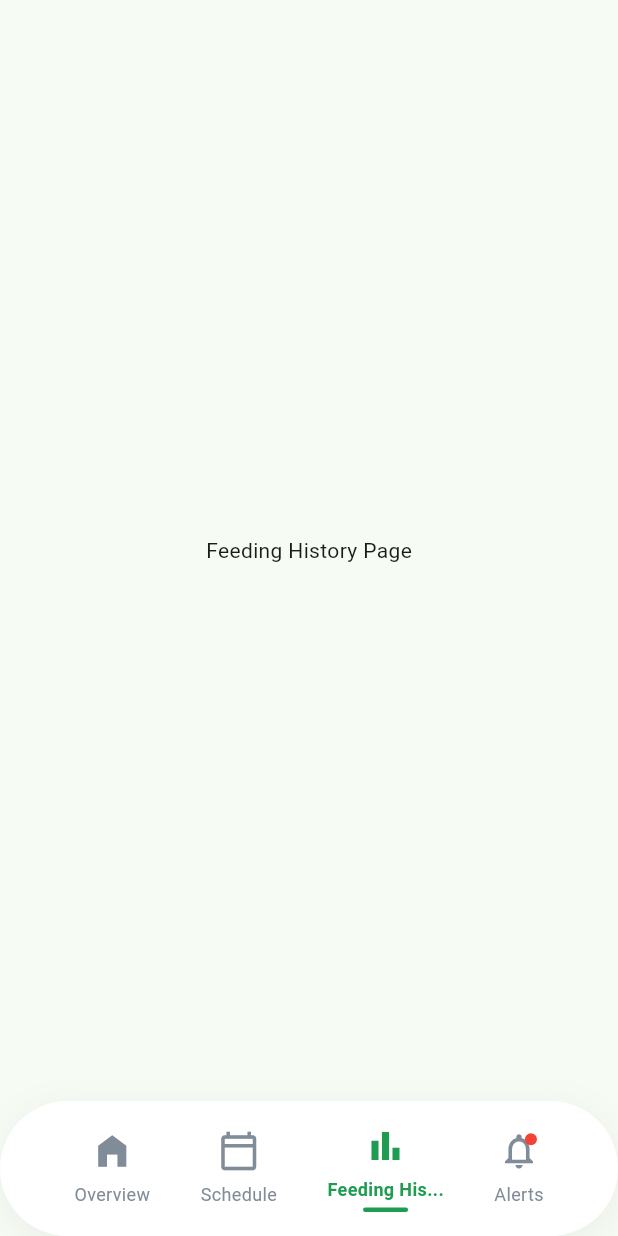
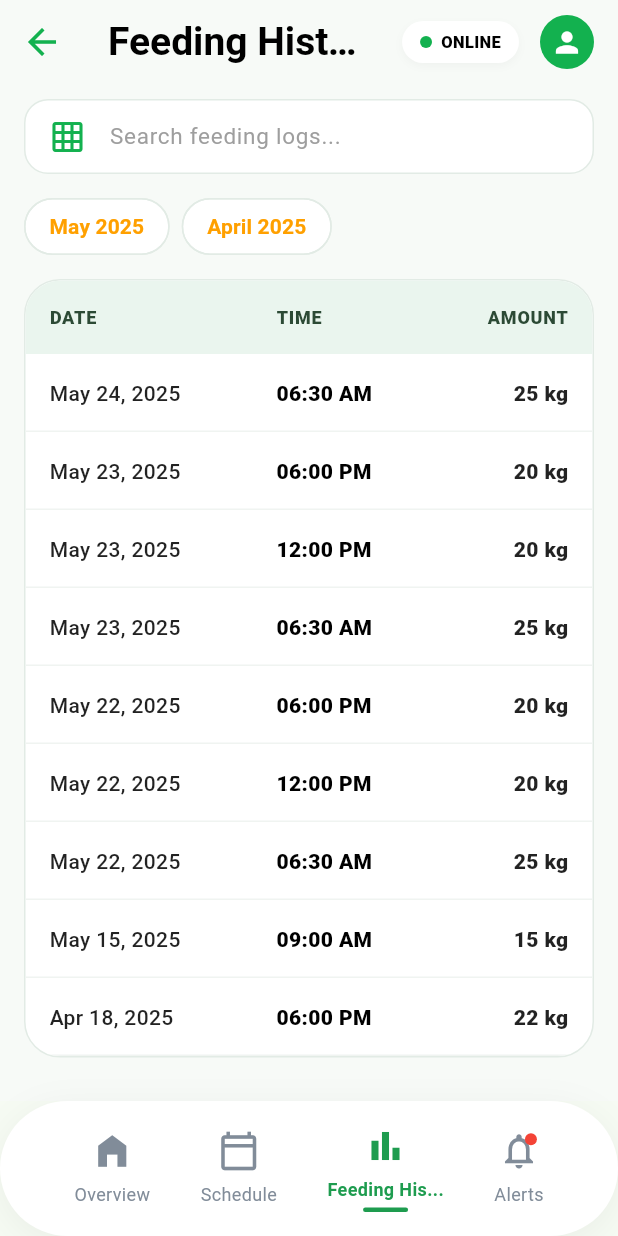
Before and after one commit to jaysonbutawan/SmartHog, a Flutter app: the BottomNavPage screen opened directly, item 3 of the bottom bar chosen, on a phone screen of 412 x 824 dp. Run offline on Flutter 3.47's test engine with Material 3 defaults, Android fonts, the phone set to English and light mode, and no system bars; our stand-ins replace dio, get; network calls fail.

Commit message:
Add feeding history page and controller
Introduce a new Feeding History feature: add FeedingHistoryPage (UI) and FeedingHistoryController (logic). The page provides a search bar, month filter chips, and a table-style feeding log display with sample data. The controller defines FeedingLog model, reactive search/month filters, availableMonths extraction, filteredLogs computation, and a navigation index (default 2). Also update bottom_nav_page to import and include FeedingHistoryPage in the app's pages list.

```diff
--- /dev/null
+++ b/lib/modules/feeding.history/feeding_history_controller.dart
@@ -0,0 +1,86 @@
+import 'package:get/get.dart';
+import 'package:intl/intl.dart';
+
+class FeedingLog {
+  final DateTime date;
+  final String time;
+  final double amountKg;
+
+  FeedingLog({required this.date, required this.time, required this.amountKg});
+}
+
+class FeedingHistoryController extends GetxController {
+  // Navigation State
+  final RxInt currentNavIndex = 2.obs; // Index 2 for Feeding History
+
+  // Search and Filter States
+  final RxString searchQuery = ''.obs;
+  final Rxn<DateTime> selectedMonth = Rxn<DateTime>(); // null means "All"
+
+  // Raw Sample Data Base populated from your mockup reference
+  final List<FeedingLog> _rawLogs = [
+    FeedingLog(date: DateTime(2025, 5, 24), time: '06:30 AM', amountKg: 25),
+    FeedingLog(date: DateTime(2025, 5, 23), time: '06:00 PM', amountKg: 20),
+    FeedingLog(date: DateTime(2025, 5, 23), time: '12:00 PM', amountKg: 20),
+    FeedingLog(date: DateTime(2025, 5, 23), time: '06:30 AM', amountKg: 25),
+    FeedingLog(date: DateTime(2025, 5, 22), time: '06:00 PM', amountKg: 20),
+    FeedingLog(date: DateTime(2025, 5, 22), time: '12:00 PM', amountKg: 20),
+    FeedingLog(date: DateTime(2025, 5, 22), time: '06:30 AM', amountKg: 25),
+    FeedingLog(date: DateTime(2025, 5, 15), time: '09:00 AM', amountKg: 15),
+    FeedingLog(date: DateTime(2025, 4, 18), time: '06:00 PM', amountKg: 22),
+  ];
+
+  // Dynamically extract distinct months present in the logs for the filter row
+  List<DateTime> get availableMonths {
+    final months = <DateTime>[];
+    for (var log in _rawLogs) {
+      final target = DateTime(log.date.year, log.date.month);
+      if (!months.any((m) => m.year == target.year && m.month == target.month)) {
+        months.add(target);
+      }
+    }
+    months.sort((a, b) => b.compareTo(a)); // Newest months first
+    return months;
+  }
+
+  // Computed and filtered list based on user selections
+  List<FeedingLog> get filteredLogs {
+    return _rawLogs.where((log) {
+      // 1. Month Filtering
+      if (selectedMonth.value != null) {
+        if (log.date.year != selectedMonth.value!.year || log.date.month != selectedMonth.value!.month) {
+          return false;
+        }
+      }
+
+      // 2. Search Text Filtering
+      if (searchQuery.value.isNotEmpty) {
+        final dateString = DateFormat('MMM dd, yyyy').format(log.date).toLowerCase();
+        final query = searchQuery.value.toLowerCase();
+        final timeString = log.time.toLowerCase();
+        final amountString = "${log.amountKg.toStringAsFixed(0)} kg".toLowerCase();
+
+        return dateString.contains(query) || timeString.contains(query) || amountString.contains(query);
+      }
+
+      return true;
+    }).toList();
+  }
+
+  void updateSearch(String query) {
+    searchQuery.value = query;
+  }
+
+  void selectMonthFilter(DateTime? month) {
+    if (selectedMonth.value == month) {
+      selectedMonth.value = null; // Toggle off if clicked again
+    } else {
+      selectedMonth.value = month;
+    }
+  }
+
+  void handleNavigation(int index) {
+    currentNavIndex.value = index;
+    // Map navigation routing steps here as needed
+  }
+}
--- /dev/null
+++ b/lib/modules/feeding.history/feeding_history_page.dart
@@ -0,0 +1,220 @@
+import 'package:flutter/material.dart';
+import 'package:get/get.dart';
+import 'package:intl/intl.dart';
+import 'feeding_history_controller.dart';
+
+class FeedingHistoryPage extends StatelessWidget {
+  const FeedingHistoryPage({super.key});
+
+  @override
+  Widget build(BuildContext context) {
+    final controller = Get.put(FeedingHistoryController());
+
+    return Scaffold(
+      backgroundColor: const Color(0xFFF7FAF7),
+      appBar: AppBar(
+        backgroundColor: Colors.transparent,
+        elevation: 0,
+        leading: IconButton(
+          icon: const Icon(Icons.arrow_back, color: Color(0xFF13B14F), size: 28),
+          onPressed: () => Get.back(),
+        ),
+        title: const Text(
+          'Feeding History',
+          style: TextStyle(color: Colors.black, fontSize: 26, fontWeight: FontWeight.bold),
+        ),
+        actions: [
+          _buildOnlineBadge(),
+          const SizedBox(width: 14),
+          _buildAvatar(),
+          const SizedBox(width: 16),
+        ],
+      ),
+      // Stack lets us float the custom bottom navigation bar on top
+      body: Stack(
+        children: [
+          Positioned.fill(
+            child: SingleChildScrollView(
+              padding: const EdgeInsets.fromLTRB(16.0, 10.0, 16.0, 100.0),
+              child: Column(
+                crossAxisAlignment: CrossAxisAlignment.start,
+                children: [
+                  // 1. Search Field
+                  _buildSearchBar(controller),
+                  const SizedBox(height: 16),
+
+                  // 2. Month Filters Horizontal Row Component
+                  _buildMonthFilterRow(controller),
+                  const SizedBox(height: 16),
+
+                  // 3. Dynamic Data Log Grid Table Card
+                  _buildHistoryTableCard(controller),
+                ],
+              ),
+            ),
+          ),
+
+        ],
+      ),
+    );
+  }
+
+  Widget _buildSearchBar(FeedingHistoryController controller) {
+    return Container(
+      decoration: BoxDecoration(
+        color: Colors.white,
+        borderRadius: BorderRadius.circular(16),
+        border: Border.all(color: const Color(0xFFE2EBE5)),
+      ),
+      padding: const EdgeInsets.symmetric(horizontal: 16),
+      child: TextField(
+        onChanged: controller.updateSearch,
+        decoration: const InputDecoration(
+          icon: Icon(Icons.grid_on_outlined, color: Color(0xFF13B14F)),
+          hintText: 'Search feeding logs...',
+          hintStyle: TextStyle(color: Colors.grey, fontSize: 15),
+          border: InputBorder.none,
+        ),
+      ),
+    );
+  }
+
+  Widget _buildMonthFilterRow(FeedingHistoryController controller) {
+    return SizedBox(
+      height: 38,
+      child: Obx(() {
+        final months = controller.availableMonths;
+        return ListView.builder(
+          scrollDirection: Axis.horizontal,
+          itemCount: months.length,
+          itemBuilder: (context, index) {
+            final monthDate = months[index];
+            final label = DateFormat('MMMM yyyy').format(monthDate);
+            final isSelected = controller.selectedMonth.value?.year == monthDate.year &&
+                controller.selectedMonth.value?.month == monthDate.month;
+
+            return Padding(
+              padding: const EdgeInsets.only(right: 8.0),
+              child: ChoiceChip(
+                label: Text(
+                  label,
+                  style: TextStyle(
+                    color: isSelected ? Colors.white : Colors.amber.shade700,
+                    fontWeight: FontWeight.w600,
+                  ),
+                ),
+                selected: isSelected,
+                selectedColor: const Color(0xFF13B14F),
+                backgroundColor: Colors.white,
+                side: BorderSide(color: isSelected ? Colors.transparent : const Color(0xFFE2EBE5)),
+                shape: RoundedRectangleBorder(borderRadius: BorderRadius.circular(20)),
+                onSelected: (_) => controller.selectMonthFilter(monthDate),
+              ),
+            );
+          },
+        );
+      }),
+    );
+  }
+
+  Widget _buildHistoryTableCard(FeedingHistoryController controller) {
+    return Container(
+      decoration: BoxDecoration(
+        color: Colors.white,
+        borderRadius: BorderRadius.circular(24),
+        border: Border.all(color: const Color(0xFFE2EBE5)),
+      ),
+      child: ClipRRect(
+        borderRadius: BorderRadius.circular(23),
+        child: Obx(() {
+          final logs = controller.filteredLogs;
+
+          return Table(
+            columnWidths: const {
+              0: FlexColumnWidth(1.2),
+              1: FlexColumnWidth(1.0),
+              2: FlexColumnWidth(0.8),
+            },
+            children: [
+              // Header Row Setup
+              TableRow(
+                decoration: const BoxDecoration(color: Color(0xFFEAF5EE)),
+                children: [
+                  _buildTableCell('DATE', isHeader: true),
+                  _buildTableCell('TIME', isHeader: true),
+                  _buildTableCell('AMOUNT', isHeader: true, alignRight: true),
+                ],
+              ),
+              // Body Logs Generation Mapping
+              ...logs.map((log) {
+                return TableRow(
+                  decoration: const BoxDecoration(
+                    border: Border(bottom: BorderSide(color: Color(0xFFF0F4F1), width: 1)),
+                  ),
+                  children: [
+                    _buildTableCell(DateFormat('MMM dd, yyyy').format(log.date)),
+                    _buildTableCell(log.time, isTime: true),
+                    _buildTableCell('${log.amountKg.toStringAsFixed(0)} kg', isAmount: true, alignRight: true),
+                  ],
+                );
+              }),
+            ],
+          );
+        }),
+      ),
+    );
+  }
+
+  Widget _buildTableCell(String text, {bool isHeader = false, bool isTime = false, bool isAmount = false, bool alignRight = false}) {
+    TextStyle style = const TextStyle(fontSize: 14, color: Colors.black87, fontWeight: FontWeight.w500);
+
+    if (isHeader) {
+      style = const TextStyle(fontSize: 12, fontWeight: FontWeight.w800, color: Color(0xFF2C4A35), letterSpacing: 0.5);
+    } else if (isTime) {
+      style = const TextStyle(fontSize: 14, fontWeight: FontWeight.w900, color: Colors.black);
+    } else if (isAmount) {
+      style = const TextStyle(fontSize: 14, fontWeight: FontWeight.w900, color: Colors.black87);
+    }
+
+    return Padding(
+      padding: const EdgeInsets.symmetric(horizontal: 16, vertical: 16),
+      child: Text(
+        text,
+        textAlign: alignRight ? TextAlign.end : TextAlign.start,
+        style: style,
+      ),
+    );
+  }
+
+  // Top App Bar Decorators
+  Widget _buildOnlineBadge() {
+    return Center(
+      child: Container(
+        padding: const EdgeInsets.symmetric(horizontal: 12, vertical: 6),
+        decoration: BoxDecoration(
+          color: Colors.white,
+          borderRadius: BorderRadius.circular(20),
+          boxShadow: [BoxShadow(color: Colors.black.withOpacity(0.03), blurRadius: 4, offset: const Offset(0, 2))],
+        ),
+        child: Row(
+          mainAxisSize: MainAxisSize.min,
+          children: [
+            Container(width: 8, height: 8, decoration: const BoxDecoration(color: Color(0xFF13B14F), shape: BoxShape.circle)),
+            const SizedBox(width: 6),
+            const Text('ONLINE', style: TextStyle(color: Colors.black, fontWeight: FontWeight.w900, fontSize: 11)),
+          ],
+        ),
+      ),
+    );
+  }
+
+  Widget _buildAvatar() {
+    return const Center(
+      child: CircleAvatar(
+        radius: 18,
+        backgroundColor: Color(0xFF13B14F),
+        child: Icon(Icons.person, color: Colors.white, size: 22),
+      ),
+    );
+  }
+}
--- a/lib/navigation/bottom_nav_page.dart
+++ b/lib/navigation/bottom_nav_page.dart
@@ -1,5 +1,6 @@
 import 'package:flutter/material.dart';
 import 'package:smarthog/modules/feeding.schedule/feeding.schedule_page.dart';
+import 'package:smarthog/modules/feeding.history/feeding_history_page.dart';
 
 class BottomNavPage extends StatefulWidget {
   const BottomNavPage({super.key});
@@ -10,17 +11,11 @@ class BottomNavPage extends StatefulWidget {
 
 class _BottomNavPageState extends State<BottomNavPage> {
   int _currentIndex = 0;
-  //  final List<Widget> pages = [
-  //   HomeScreen(),
-  //   SearchScreen(),
-  //   NotificationsScreen(),
-  //   ProfileScreen(),
-  // ];
 
   final List<Widget> _pages = const [
     Center(child: Text("Home Page")),
     FeedingSchedulePage(),
-    Center(child: Text("Feeding History Page")),
+    FeedingHistoryPage(), // Placeholder for Feeding History
     Center(child: Text("Alerts Page")),
   ];
 
```
